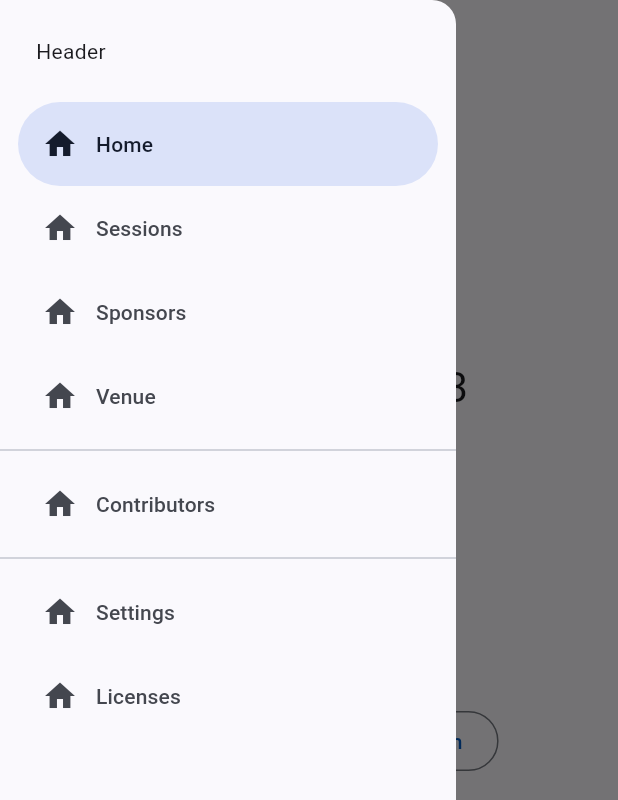
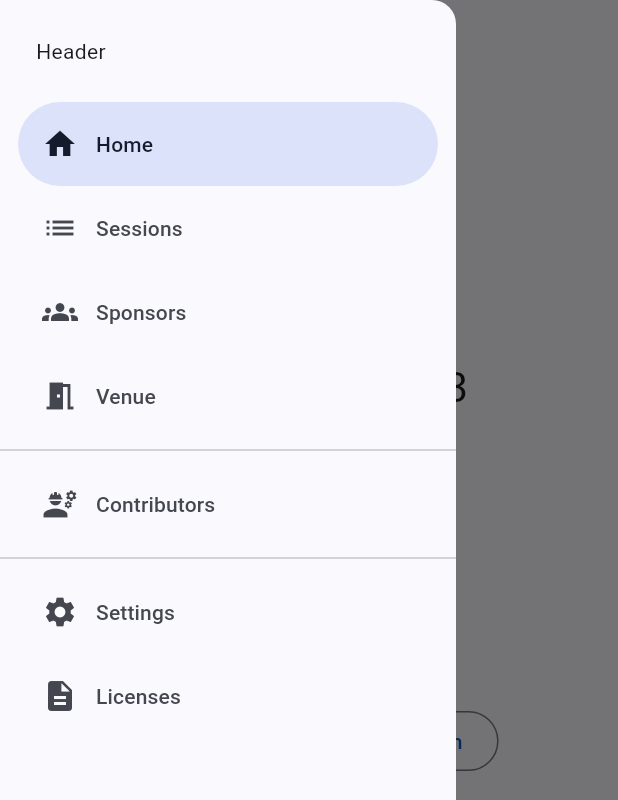
Before and after one commit to FlutterKaigi/conference-app-2023, a Flutter app: the screen it shows after launch, with the side drawer open, on a phone screen of 412 x 824 dp. Shown: the top 800 px of the screen. Run offline on Flutter 3.47's test engine with Material 2 defaults, Android fonts, the phone set to English and light mode, and no system bars; our stand-ins replace flutter_riverpod, flutter_svg, gap, go_router, riverpod_annotation; missing offline and left inert: accessibility_tools; generated files the repository leaves out were written again.

Commit message:
Update drawer icon

```diff
--- a/lib/ui/screen/root.dart
+++ b/lib/ui/screen/root.dart
@@ -87,41 +87,40 @@ class _RootScreenState extends State<RootScreen> {
             ),
           ),
 
-          /// TODO: Fix icon
           NavigationDrawerDestination(
             icon: Icon(Icons.home),
             label: Text('Home'),
           ),
           NavigationDrawerDestination(
-            icon: Icon(Icons.home),
+            icon: Icon(Icons.list),
             label: Text('Sessions'),
           ),
           NavigationDrawerDestination(
-            icon: Icon(Icons.home),
+            icon: Icon(Icons.groups),
             label: Text('Sponsors'),
           ),
           NavigationDrawerDestination(
-            icon: Icon(Icons.home),
+            icon: Icon(Icons.meeting_room),
             label: Text('Venue'),
           ),
           Divider(),
           NavigationDrawerDestination(
-            icon: Icon(Icons.home),
+            icon: Icon(Icons.engineering),
             label: Text('Contributors'),
           ),
           Divider(),
           NavigationDrawerDestination(
-            icon: Icon(Icons.home),
+            icon: Icon(Icons.settings),
             label: Text('Settings'),
           ),
           NavigationDrawerDestination(
-            icon: Icon(Icons.home),
+            icon: Icon(Icons.description),
             label: Text('Licenses'),
           ),
           if (kDebugMode) ...[
             Divider(),
             NavigationDrawerDestination(
-              icon: Icon(Icons.home),
+              icon: Icon(Icons.bug_report),
               label: Text('Debug'),
             ),
           ],
```
